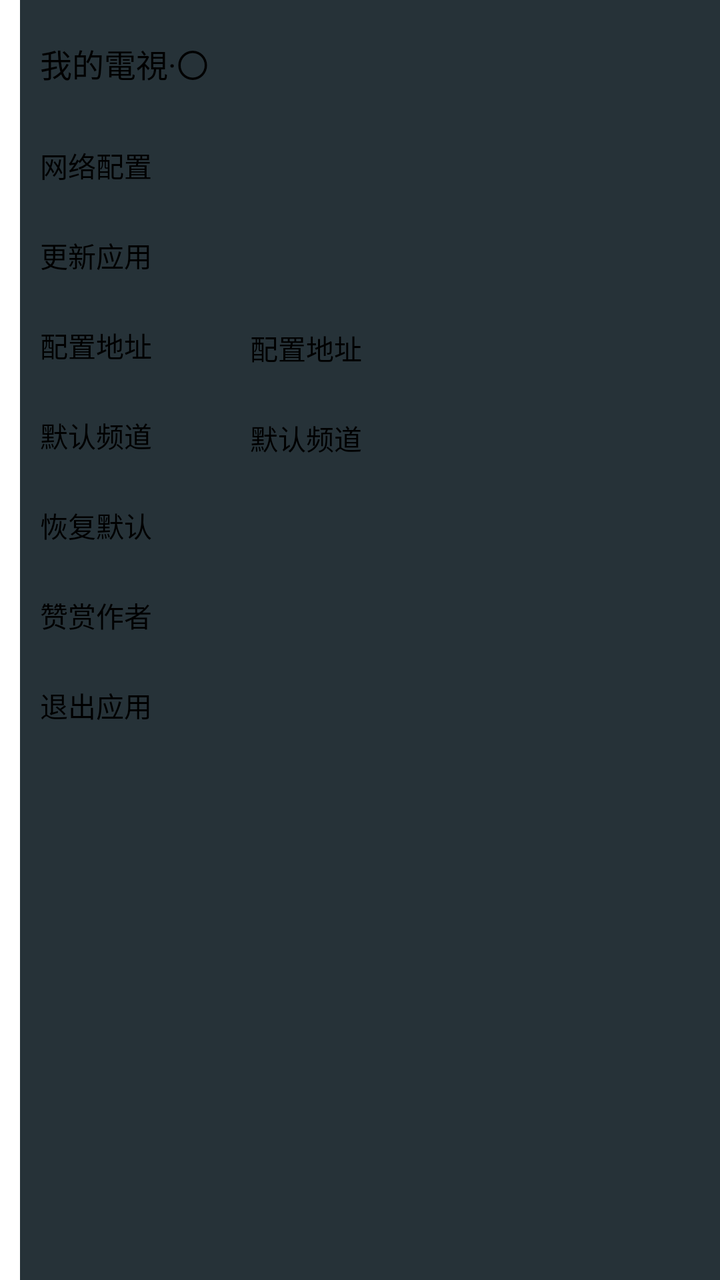
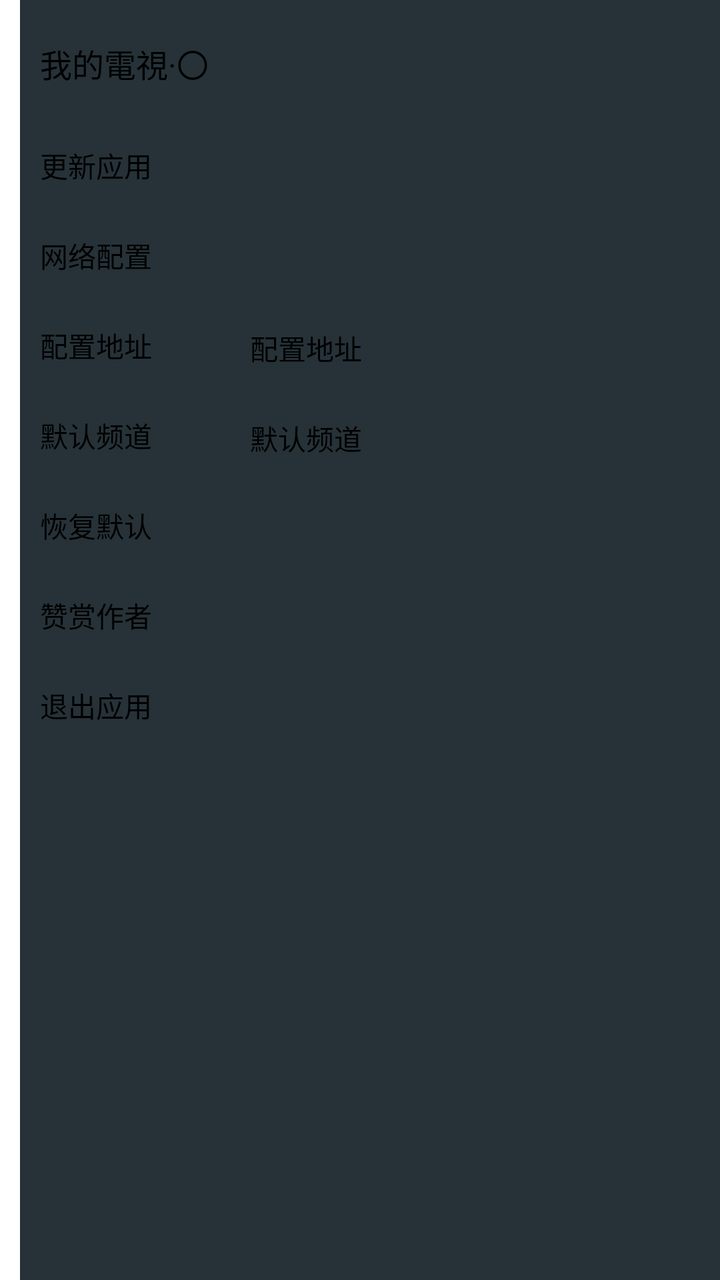

An Android layout rendered at two revisions. The XML below is the earlier revision; the diff shows what the commit changed to produce the second picture.
<!-- AndroidManifest.xml: application theme Theme.MyTV0 -->
<!-- res/layout/setting.xml -->
<?xml version="1.0" encoding="utf-8"?>
<LinearLayout xmlns:android="http://schemas.android.com/apk/res/android"
    android:id="@+id/setting"
    android:layout_width="match_parent"
    android:layout_height="match_parent"
    android:clickable="true"
    android:focusable="false"
    android:gravity="end"
    >
    <ScrollView
        android:id="@+id/container"
        android:layout_width="wrap_content"
        android:layout_height="match_parent"
        android:fillViewport="true"
        >
    <LinearLayout
        android:id="@+id/content"
        android:layout_width="350dp"
        android:layout_height="wrap_content"
        android:orientation="vertical"
        android:paddingTop="20dp"
        android:paddingLeft="10dp"
        android:paddingRight="10dp"
        android:background="@color/blur"
        >
        <TextView
            android:id="@+id/name"
            android:layout_width="wrap_content"
            android:layout_height="wrap_content"
            android:text="@string/app_name"
            android:textSize="16sp" />
        <TextView
            android:id="@+id/version"
            android:layout_width="wrap_content"
            android:layout_height="wrap_content"
            android:layout_marginTop="10dp"
            android:text=""
            android:textSize="14sp"
            />

        <LinearLayout
            android:layout_width="match_parent"
            android:layout_height="wrap_content"
            android:orientation="horizontal">
            <Button
                android:id="@+id/qrcode"
                android:layout_width="100dp"
                android:layout_height="45dp"
                android:layout_marginEnd="5dp"
                android:textSize="14sp"
                android:text="@string/server" />
            <TextView
                android:id="@+id/server"
                android:layout_width="245dp"
                android:layout_height="wrap_content"
                android:text=""
                android:textSize="14sp"
                />
        </LinearLayout>
        <LinearLayout
            android:layout_width="match_parent"
            android:layout_height="wrap_content"
            android:orientation="horizontal"
            >
            <Button
                android:id="@+id/check_version"
                android:layout_width="100dp"
                android:layout_height="45dp"
                android:layout_marginEnd="5dp"
                android:textSize="14sp"
                android:text="@string/check_version"
                />
            <ProgressBar
                android:visibility="gone"
                android:layout_width="wrap_content"
                android:layout_height="wrap_content"
                />
            <TextView
                android:id="@+id/version_name"
                android:text=""
                android:textSize="14sp"
                android:layout_width="wrap_content"
                android:layout_height="wrap_content" />
        </LinearLayout>
        <LinearLayout
            android:layout_width="match_parent"
            android:layout_height="wrap_content"
            android:orientation="horizontal">
            <Button
                android:id="@+id/confirm_config"
                android:layout_width="100dp"
                android:layout_height="45dp"
                android:layout_marginEnd="5dp"
                android:textSize="14sp"
                android:text="@string/channels" />
            <EditText
                android:id="@+id/config"
                android:layout_width="245dp"
                android:layout_height="wrap_content"
                android:textSize="14sp"
                android:autofillHints=""
                android:hint="@string/channels"
                android:scrollbars="vertical"
                android:inputType="textMultiLine" />
        </LinearLayout>
        <LinearLayout
            android:layout_width="match_parent"
            android:layout_height="wrap_content"
            android:orientation="horizontal">
            <Button
                android:id="@+id/confirm_channel"
                android:layout_width="100dp"
                android:layout_height="45dp"
                android:layout_marginEnd="5dp"
                android:textSize="14sp"
                android:text="@string/channel" />
            <EditText
                android:id="@+id/channel"
                android:layout_width="245dp"
                android:layout_height="wrap_content"
                android:textSize="14sp"
                android:autofillHints=""
                android:hint="@string/channel"
                android:scrollbars="vertical"
                android:inputType="textMultiLine" />
        </LinearLayout>
        <Button
            android:id="@+id/clear"
            android:layout_width="100dp"
            android:layout_height="45dp"
            android:layout_marginTop="0dp"
            android:text="@string/clear"
            android:textSize="14sp"
            />
        <Button
            android:id="@+id/appreciate"
            android:layout_width="100dp"
            android:layout_height="45dp"
            android:layout_marginTop="0dp"
            android:text="@string/appreciate"
            android:textSize="14sp"
            />
        <Button
            android:id="@+id/exit"
            android:layout_width="100dp"
            android:layout_height="45dp"
            android:layout_marginTop="0dp"
            android:text="@string/exit"
            android:textSize="14sp"
            />
        <Switch
            android:id="@+id/switch_channel_reversal"
            android:text="@string/title_channel_reversal"
            android:textSize="14sp"
            android:layout_marginTop="5dp"
            android:layout_width="match_parent"
            android:layout_height="wrap_content" />
        <Switch
            android:id="@+id/switch_channel_num"
            android:text="@string/title_channel_num"
            android:textSize="14sp"
            android:layout_marginTop="5dp"
            android:layout_width="match_parent"
            android:layout_height="wrap_content" />
        <Switch
            android:id="@+id/switch_time"
            android:text="@string/title_time"
            android:textSize="14sp"
            android:layout_marginTop="5dp"
            android:layout_width="match_parent"
            android:layout_height="wrap_content" />
        <Switch
            android:id="@+id/switch_boot_startup"
            android:text="@string/title_boot_startup"
            android:layout_marginTop="5dp"
            android:textSize="14sp"
            android:layout_width="match_parent"
            android:layout_height="wrap_content" />
        <Switch
            android:id="@+id/switch_repeat_info"
            android:text="@string/title_repeat_info"
            android:textSize="14sp"
            android:layout_marginTop="5dp"
            android:layout_width="match_parent"
            android:layout_height="wrap_content" />
        <Switch
            android:id="@+id/switch_config_auto_load"
            android:text="@string/title_config_auto_load"
            android:textSize="14sp"
            android:layout_marginTop="5dp"
            android:layout_width="match_parent"
            android:layout_height="wrap_content" />
    </LinearLayout>
    </ScrollView>
</LinearLayout>
<!-- resources referenced by this layout -->
<resources>
  <color name="blur">#FF263238</color>
  <string name="app_name">我的電視·〇</string>
  <string name="appreciate">赞赏作者</string>
  <string name="channel">默认频道</string>
  <string name="channels">配置地址</string>
  <string name="check_version">更新应用</string>
  <string name="clear">恢复默认</string>
  <string name="exit">退出应用</string>
  <string name="server">网络配置</string>
  <string name="title_boot_startup">开机自启</string>
  <string name="title_channel_num">换台时显示频道号</string>
  <string name="title_channel_reversal">换台反转</string>
  <string name="title_config_auto_load">应用启动后自动更新视频源</string>
  <string name="title_repeat_info">循环播放时显示视频信息</string>
  <string name="title_time">显示时间</string>
  <style name="Theme.MyTV0" parent="@style/Theme.Leanback">
      </style>
</resources>

<!-- the commit's change to res/layout/setting.xml (unified diff, before → after) -->
@@ -37,26 +37,6 @@
             android:text=""
             android:textSize="14sp"
             />
-
-        <LinearLayout
-            android:layout_width="match_parent"
-            android:layout_height="wrap_content"
-            android:orientation="horizontal">
-            <Button
-                android:id="@+id/qrcode"
-                android:layout_width="100dp"
-                android:layout_height="45dp"
-                android:layout_marginEnd="5dp"
-                android:textSize="14sp"
-                android:text="@string/server" />
-            <TextView
-                android:id="@+id/server"
-                android:layout_width="245dp"
-                android:layout_height="wrap_content"
-                android:text=""
-                android:textSize="14sp"
-                />
-        </LinearLayout>
         <LinearLayout
             android:layout_width="match_parent"
             android:layout_height="wrap_content"
@@ -81,6 +61,25 @@
                 android:textSize="14sp"
                 android:layout_width="wrap_content"
                 android:layout_height="wrap_content" />
+        </LinearLayout>
+        <LinearLayout
+            android:layout_width="match_parent"
+            android:layout_height="wrap_content"
+            android:orientation="horizontal">
+            <Button
+                android:id="@+id/qrcode"
+                android:layout_width="100dp"
+                android:layout_height="45dp"
+                android:layout_marginEnd="5dp"
+                android:textSize="14sp"
+                android:text="@string/server" />
+            <TextView
+                android:id="@+id/server"
+                android:layout_width="245dp"
+                android:layout_height="wrap_content"
+                android:text=""
+                android:textSize="14sp"
+                />
         </LinearLayout>
         <LinearLayout
             android:layout_width="match_parent"
